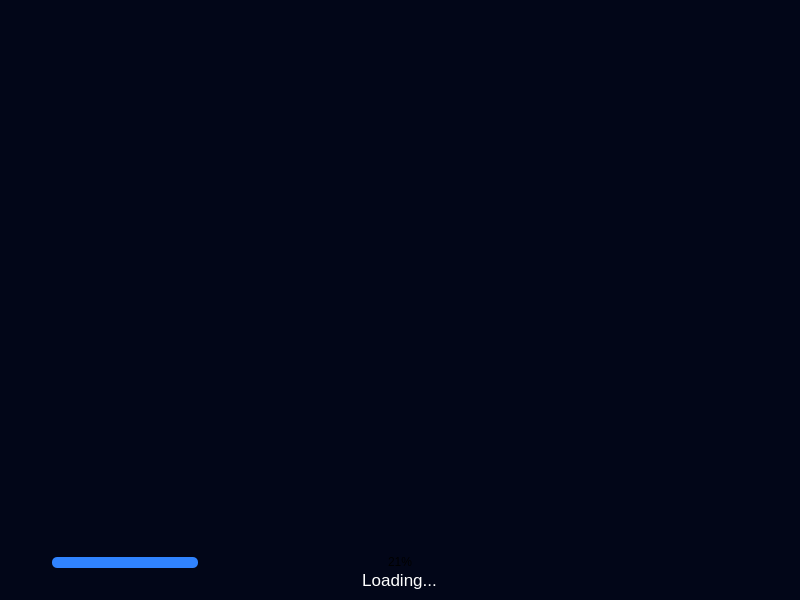
Mecanes-Org/PluginBuilder-source, file PluginBuilder/loadingwindow.ui: the form before one commit.
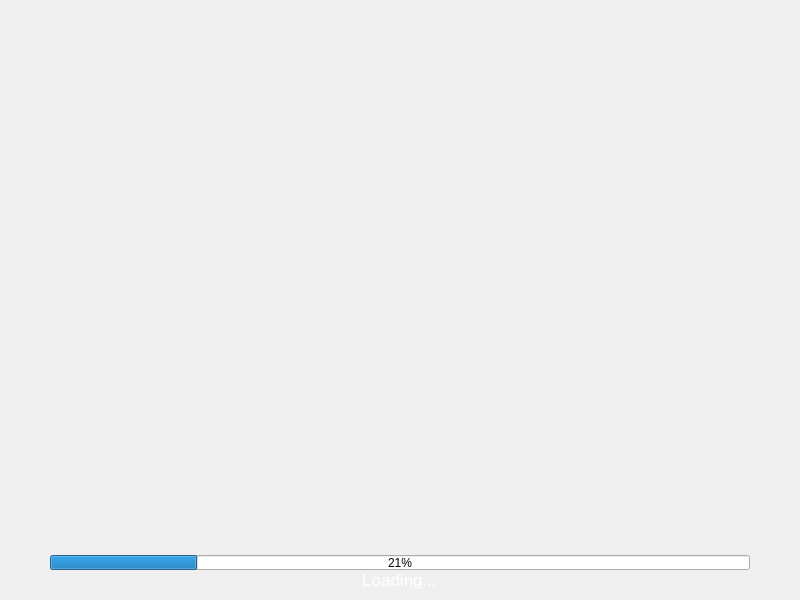
The form after the commit. Icons and pictures are not drawn.

The edit to the form file:
```diff
--- a/PluginBuilder/loadingwindow.ui
+++ b/PluginBuilder/loadingwindow.ui
@@ -35,7 +35,7 @@
    <string>LoadingWindow</string>
   </property>
   <property name="styleSheet">
-   <string notr="true">background-color: #020618;</string>
+   <string notr="true"/>
   </property>
   <layout class="QVBoxLayout" name="verticalLayout_2">
    <property name="spacing">
@@ -127,18 +127,7 @@
         </size>
        </property>
        <property name="styleSheet">
-        <string notr="true">QProgressBar {
-	 border: 0px;
-     border-radius: 5px;
-     background-color: rgba(255, 255, 255, .3);
-	 padding: 2px;
- }
-
- QProgressBar::chunk {
-     background-color:  #3083ff;
-     border-radius: 5px;
- }
-</string>
+        <string notr="true"/>
        </property>
        <property name="value">
         <number>21</number>
@@ -364,7 +353,7 @@
         </font>
        </property>
        <property name="styleSheet">
-        <string notr="true">color: white</string>
+        <string notr="true"/>
        </property>
        <property name="text">
         <string>Loading...</string>
```
